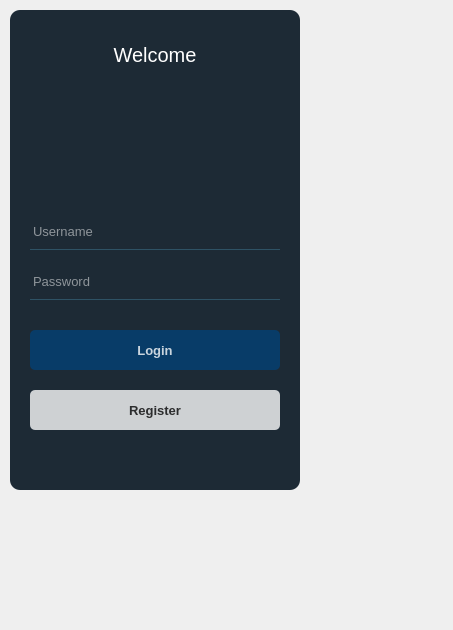
Qt form login.ui (Endairion/FYP) before a commit.
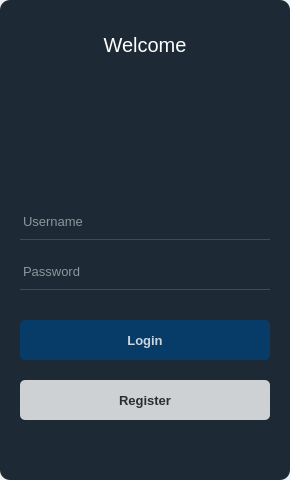
The same form after that commit. Icons and pictures are not drawn.

```diff
--- a/login.ui
+++ b/login.ui
@@ -6,8 +6,8 @@
    <rect>
     <x>0</x>
     <y>0</y>
-    <width>453</width>
-    <height>630</height>
+    <width>290</width>
+    <height>480</height>
    </rect>
   </property>
   <property name="windowTitle">
@@ -50,8 +50,8 @@
   <widget class="QWidget" name="widget" native="true">
    <property name="geometry">
     <rect>
-     <x>10</x>
-     <y>10</y>
+     <x>0</x>
+     <y>0</y>
      <width>290</width>
      <height>480</height>
     </rect>
```
Left out of the diff: 44 changed lines with no effect on the pictures.
